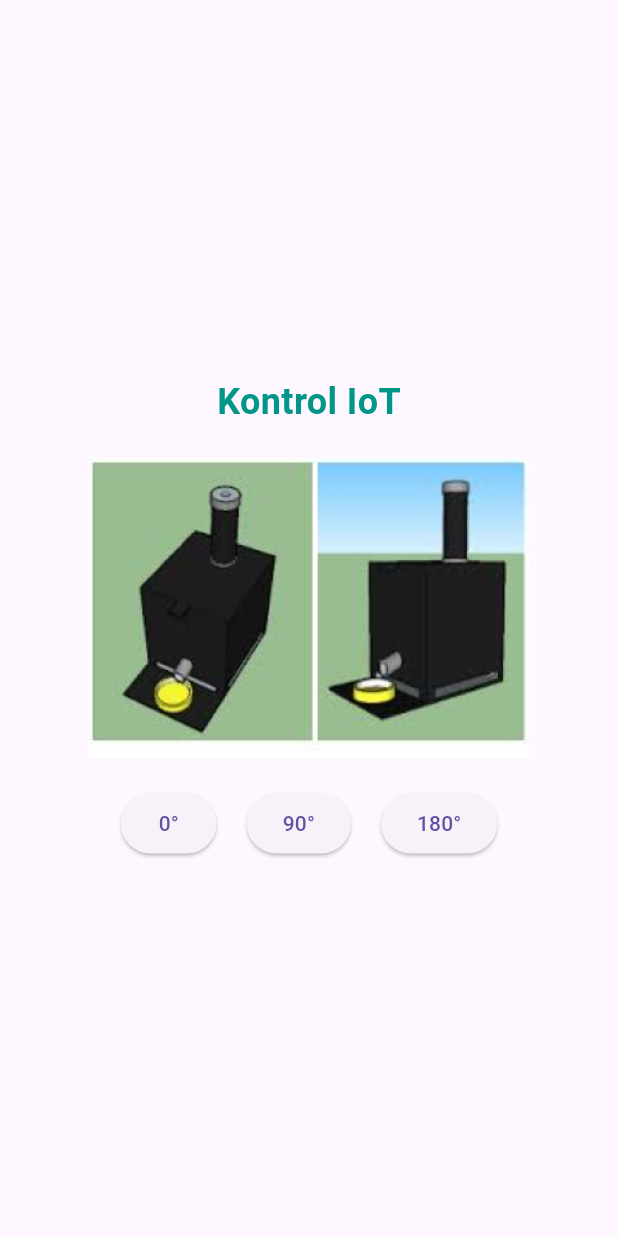
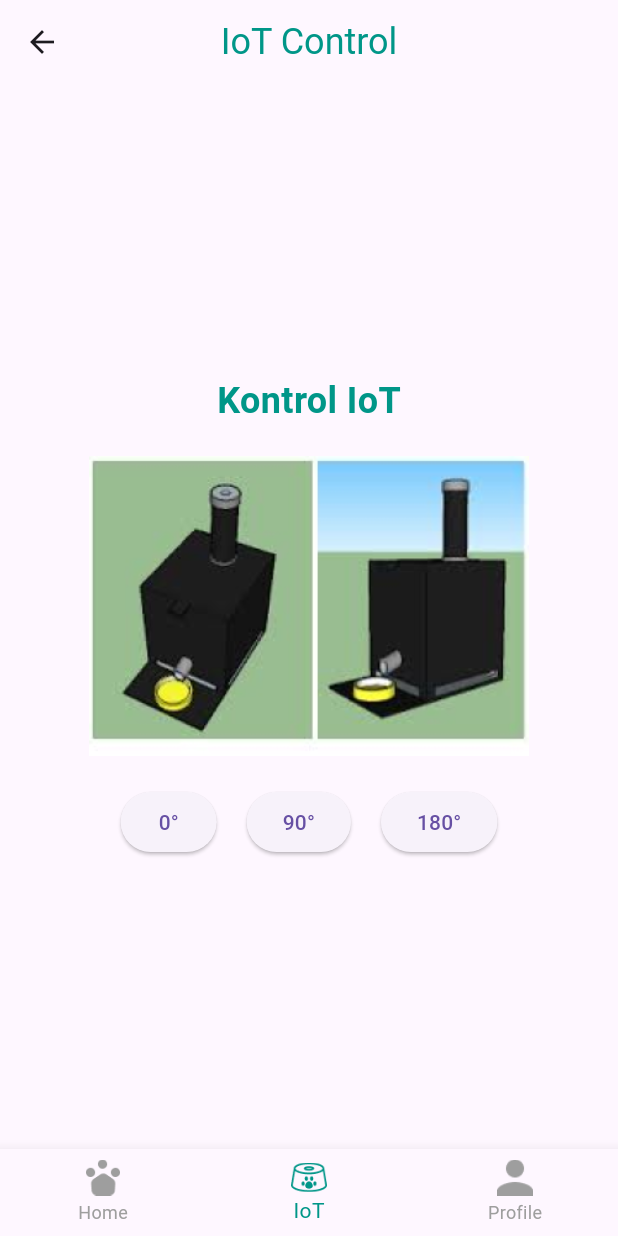
Before and after one commit to FaisalRidho12/apps_mobile, a Flutter app: the IoTContent screen opened directly, on a phone screen of 412 x 824 dp. Run offline on Flutter 3.47's test engine with Material 3 defaults, Android fonts, the phone set to English and light mode, and no system bars; our stand-ins replace audioplayers, cloud_firestore, firebase_auth, firebase_core, flutter_local_notifications; accounts and stored records are empty.

Commit message:
update iot
pengabded

```diff
--- a/lib/pages/iot.dart
+++ b/lib/pages/iot.dart
@@ -1,4 +1,6 @@
 import 'package:flutter/material.dart';
+import 'home.dart';
+import 'profile.dart'; // Import file profile.dart
 import 'package:http/http.dart' as http;
 
 class IoTContent extends StatefulWidget {
@@ -10,7 +12,8 @@ class IoTContent extends StatefulWidget {
 
 class _IoTContentState extends State<IoTContent> {
   final String _baseUrl =
-      'http://192.168.251.103'; // Replace with your ESP8266 IP address
+      'http://192.168.251.103'; // Ganti dengan alamat IP ESP8266 Anda
+  int _currentIndex = 1; // Indeks untuk IoT di BottomNavigationBar
 
   Future<void> _moveServo(int position) async {
     try {
@@ -27,7 +30,17 @@ class _IoTContentState extends State<IoTContent> {
 
   @override
   Widget build(BuildContext context) {
-    return Center(
+    return Scaffold(
+      appBar: AppBar(
+        backgroundColor: Colors.transparent,
+        elevation: 0,
+        title: const Text(
+          'IoT Control',
+          style: TextStyle(color: Colors.teal, fontSize: 24),
+        ),
+        centerTitle: true,
+      ),
+      body: Center(
         child: Column(
           mainAxisAlignment: MainAxisAlignment.center,
           children: [
@@ -40,14 +53,12 @@ class _IoTContentState extends State<IoTContent> {
               ),
             ),
             const SizedBox(height: 20),
-          // Display an image when the IoT tab is selected
             Image.asset(
-            'assets/images/image-iot1.png', // Add your IoT image here
-            height: 200, // Adjust the height as needed
+              'assets/images/image-iot1.png', // Tambahkan gambar IoT Anda di sini
+              height: 200,
               fit: BoxFit.cover,
             ),
             const SizedBox(height: 20),
-          // Buttons to control the servo
             Row(
               mainAxisAlignment: MainAxisAlignment.center,
               children: [
@@ -69,6 +80,52 @@ class _IoTContentState extends State<IoTContent> {
             ),
           ],
         ),
+      ),
+      bottomNavigationBar: _buildBottomNavigationBar(),
+    );
+  }
+
+  // Fungsi untuk Bottom Navigation Bar
+  Widget _buildBottomNavigationBar() {
+    return BottomNavigationBar(
+      currentIndex: _currentIndex,
+      onTap: (index) {
+        setState(() {
+          _currentIndex = index;
+        });
+        if (index == 0) {
+          // Pergi ke Home
+          Navigator.pushAndRemoveUntil(
+            context,
+            MaterialPageRoute(builder: (context) => const HomeScreen()),
+            (Route<dynamic> route) => false, // Hapus stack sebelumnya
+          );
+        } else if (index == 2) {
+          // Pergi ke Profil
+          Navigator.pushAndRemoveUntil(
+            context,
+            MaterialPageRoute(builder: (context) => const ProfileScreen()),
+            (Route<dynamic> route) => false, // Hapus stack sebelumnya
+          );
+        }
+      },
+      items: const [
+        BottomNavigationBarItem(
+          icon: ImageIcon(AssetImage('assets/icons1/home.png'), size: 24),
+          label: 'Home',
+        ),
+        BottomNavigationBarItem(
+          icon: ImageIcon(AssetImage('assets/icons1/iot.png'), size: 24),
+          label: 'IoT',
+        ),
+        BottomNavigationBarItem(
+          icon: ImageIcon(AssetImage('assets/icons1/profil.png'), size: 24),
+          label: 'Profile',
+        ),
+      ],
+      selectedItemColor: Colors.teal,
+      unselectedItemColor: Colors.grey,
+      showUnselectedLabels: true,
     );
   }
 }
```
Lines whose indentation alone changed are shown as unchanged.
